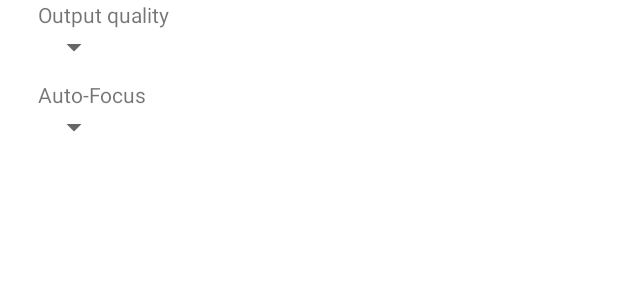
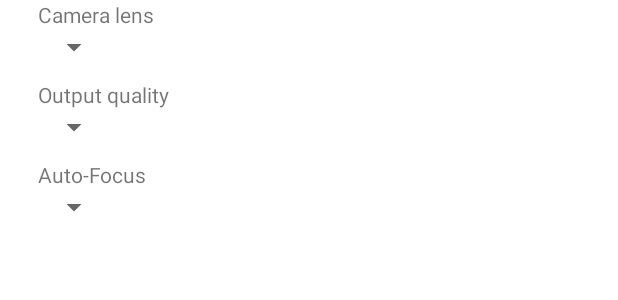
Before and after one commit to tyrex-team/senslogs, an Android app: the layout dialog_sensor_camera_settings.xml on its own in the app's theme, with its tools: preview values and no code run, on a phone screen of 412 x 824 dp. Shown: the top 300 px of the screen. Run offline under Robolectric (Android 15) with nearby library versions, the phone set to English and light mode, and no system bars.

Commit message:
feat: add camera lens choice

```diff
--- a/app/src/main/res/layout/dialog_sensor_camera_settings.xml
+++ b/app/src/main/res/layout/dialog_sensor_camera_settings.xml
@@ -1,17 +1,31 @@
 <?xml version="1.0" encoding="utf-8"?>
-<RelativeLayout
-    xmlns:android="http://schemas.android.com/apk/res/android"
+<RelativeLayout xmlns:android="http://schemas.android.com/apk/res/android"
     android:layout_width="wrap_content"
     android:layout_height="wrap_content"
     android:paddingLeft="25dp"
-    android:paddingRight="25dp"	>
+    android:paddingRight="25dp">
+
+    <TextView
+        android:id="@+id/settings_sensor_camera_lens_title"
+        android:layout_width="wrap_content"
+        android:layout_height="wrap_content"
+        android:text="@string/settings_sensor_camera_lens_title"
+        android:textAppearance="?android:textAppearanceSmall" />
+
+    <Spinner
+        android:id="@+id/settings_sensor_camera_lens"
+        android:layout_width="wrap_content"
+        android:layout_height="wrap_content"
+        android:layout_below="@id/settings_sensor_camera_lens_title" />
 
     <TextView
         android:id="@+id/settings_sensor_camera_quality_title"
         android:layout_width="wrap_content"
         android:layout_height="wrap_content"
+        android:layout_below="@id/settings_sensor_camera_lens"
+        android:layout_marginTop="10dp"
         android:text="@string/settings_sensor_camera_quality_title"
-        android:textAppearance="?android:textAppearanceSmall"/>
+        android:textAppearance="?android:textAppearanceSmall" />
 
     <Spinner
         android:id="@+id/settings_sensor_camera_quality"
@@ -27,7 +41,7 @@
         android:layout_below="@id/settings_sensor_camera_quality"
         android:layout_marginTop="10dp"
         android:text="@string/settings_sensor_camera_af_title"
-        android:textAppearance="?android:textAppearanceSmall"/>
+        android:textAppearance="?android:textAppearanceSmall" />
 
     <Spinner
         android:id="@+id/settings_sensor_camera_af"
--- a/app/src/main/res/values/strings.xml
+++ b/app/src/main/res/values/strings.xml
@@ -91,6 +91,7 @@
 	</string-array>
 	<string name="settings_sensor_min_time_title">Minimum Time (ms)</string>
 	<string name="settings_sensor_min_distance_title">Minimum Distance (m)</string>
+	<string name="settings_sensor_camera_lens_title">Camera lens</string>
 	<string name="settings_sensor_camera_quality_title">Output quality</string>
 	<string name="settings_sensor_camera_af_title">Auto-Focus</string>
 	<string name="settings_ok">Ok</string>
```
Also changed, not shown: app/src/main/java/fr/inria/tyrex/senslogs/model/sensors/CameraRecorder.java (+30 -8 lines), app/src/main/java/fr/inria/tyrex/senslogs/ui/dialog/SettingsSensorDialog.java (+21 -2 lines).
